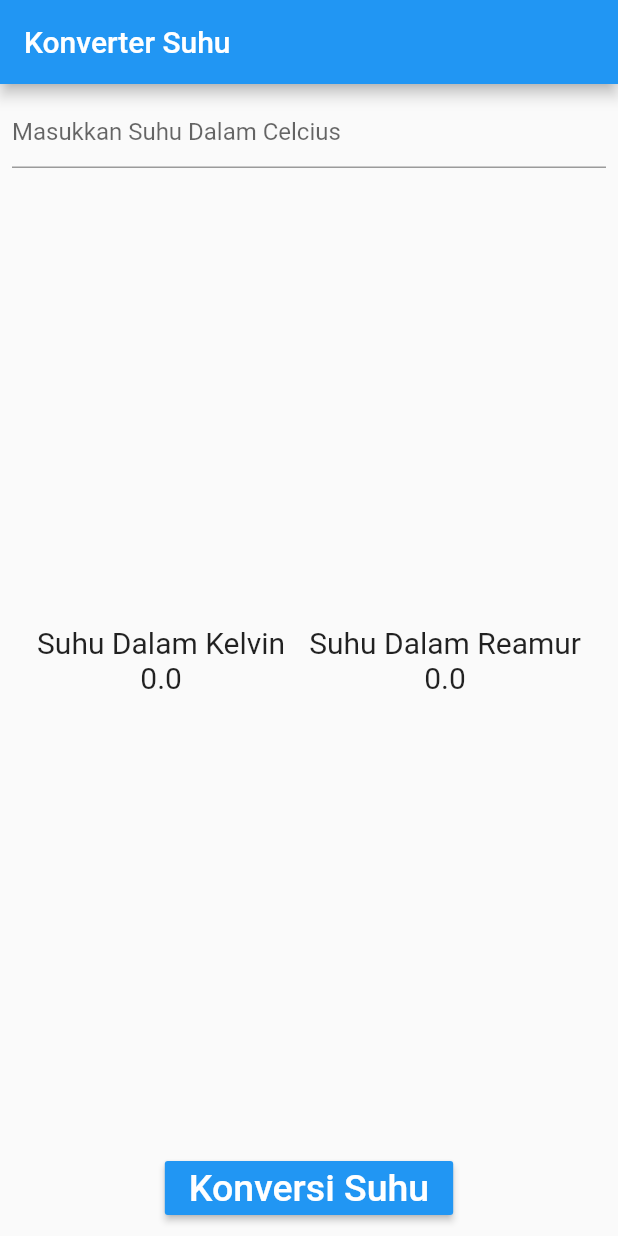
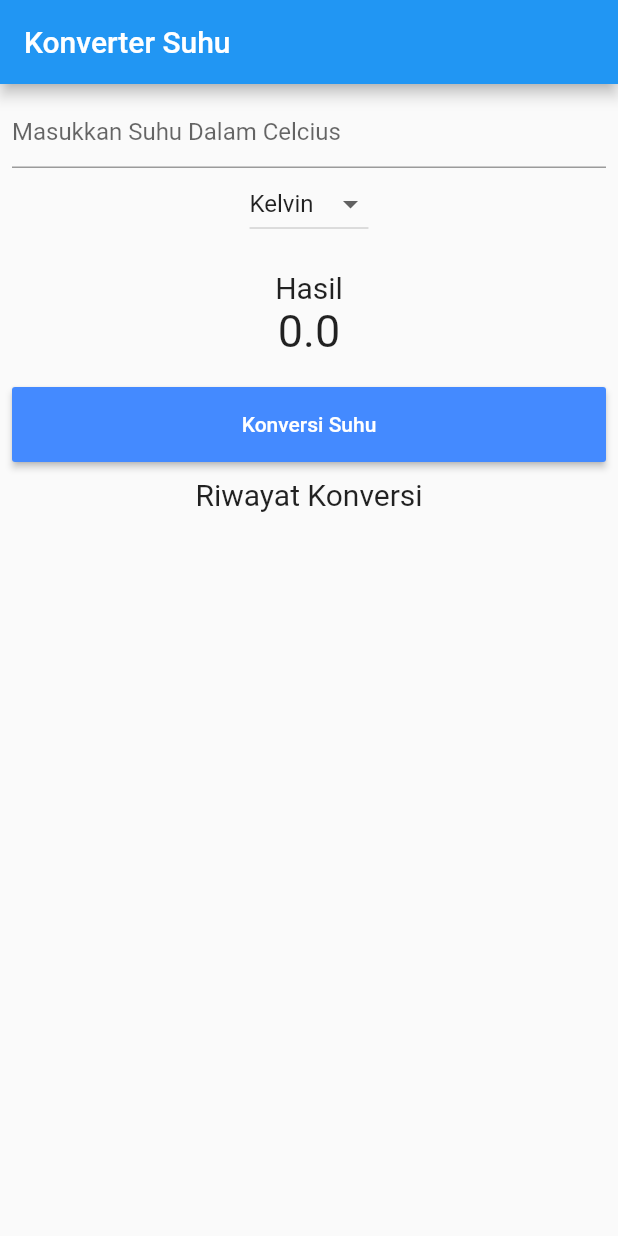
Before and after one commit to detafebbyariesta/jobsheet3, a Flutter app: the screen it shows after launch, after a tap on "Konversi Suhu", on a phone screen of 412 x 824 dp. Run offline on Flutter 3.47's test engine with Material 2 defaults, Android fonts, the phone set to English and light mode, and no system bars.

Commit message:
tugas jobsheet4

```diff
--- /dev/null
+++ b/lib/Convert.dart
@@ -0,0 +1,24 @@
+import 'package:flutter/material.dart';
+
+class Convert extends StatelessWidget {
+  const Convert({
+    Key key, @required this.convertHandler,
+  }) : super(key: key);
+
+  final Function convertHandler;
+
+  @override
+  Widget build(BuildContext context) {
+    return Container(
+      width: double.infinity,
+      height: 50,
+      // ignore: deprecated_member_use
+      child: RaisedButton(
+        onPressed: convertHandler,
+        color: Colors.blueAccent,
+        textColor: Colors.white,
+        child: Text("Konversi Suhu"),
+      ),
+    );
+  }
+}
--- /dev/null
+++ b/lib/Input.dart
@@ -0,0 +1,25 @@
+import 'package:flutter/material.dart';
+import 'package:flutter/services.dart';
+
+class Input extends StatelessWidget {
+  const Input({
+    Key key,
+    @required this.inputController,
+  }) : super(key: key);
+
+  final TextEditingController inputController;
+
+  @override
+  Widget build(BuildContext context) {
+    return TextFormField(
+      controller: inputController,
+      decoration:
+      InputDecoration(
+      hintText: 'Masukkan Suhu Dalam Celcius'),
+       inputFormatters: <TextInputFormatter>[
+         FilteringTextInputFormatter.allow(RegExp(r'[0-9+\.]'))
+       ],
+      keyboardType: TextInputType.numberWithOptions(
+        decimal: true, signed: false));
+  }
+}
--- /dev/null
+++ b/lib/Result.dart
@@ -0,0 +1,29 @@
+import 'package:flutter/material.dart';
+
+class Result extends StatelessWidget {
+  const Result({
+    Key key,
+    @required this.result,
+  }) : super(key: key);
+  final double result;
+  @override
+  Widget build(BuildContext context) {
+    return Container(
+      margin: EdgeInsets.only(top: 20, bottom: 20),
+      child: Column(
+        mainAxisAlignment: MainAxisAlignment.center,
+        children: [
+          Text(
+            "Hasil",
+            style: TextStyle(fontSize: 20),
+          ),
+          Text(
+            result.toStringAsFixed(1),
+            style: TextStyle(fontSize: 30),
+          )
+        ],
+      ),
+    );
+// );
+  }
+}
--- /dev/null
+++ b/lib/Riwayat.dart
@@ -0,0 +1,23 @@
+import 'package:flutter/material.dart';
+
+class Riwayat extends StatelessWidget {
+  const Riwayat({
+    Key key,
+    @required this.listViewItem,
+  }) : super(key: key);
+
+  final List<String> listViewItem;
+
+  @override
+  Widget build(BuildContext context) {
+    return ListView(
+        children: listViewItem.map((String value) {
+      return Container(
+          margin: EdgeInsets.all(10),
+          child: Text(
+            value,
+            style: TextStyle(fontSize: 15),
+          ));
+    }).toList());
+  }
+}
--- a/lib/main.dart
+++ b/lib/main.dart
@@ -1,30 +1,41 @@
 import 'package:flutter/material.dart';
-import 'package:flutter/services.dart';
+import 'Input.dart';
+import 'Convert.dart';
+import 'Result.dart';
+import 'Riwayat.dart';
 
 void main() {
   runApp(MyApp());
 }
 
 class MyApp extends StatefulWidget {
-  // This widget is the root of your application.
   @override
   _MyAppState createState() => _MyAppState();
 }
 
 class _MyAppState extends State<MyApp> {
+  //controller
+  List<String> listViewItem = List<String>();
+  String _newValue = "Kelvin";
+  double _result = 0;
   double _inputUser = 0;
   double _kelvin = 0;
   double _reamur = 0;
-  final inputController = TextEditingController();
+  TextEditingController inputController = new TextEditingController();
+  var listItem = ["Kelvin", "Reamur"];
 
-  void perhitunganSuhu(){
+  void perhitunganSuhu() {
     setState(() {
       _inputUser = double.parse(inputController.text);
-      _kelvin = _inputUser + 273;
-      _reamur = (4/5) * _inputUser;
+      if (_newValue == "Kelvin")
+        _result = _inputUser + 273;
+      else
+        _result = (4 / 5) * _inputUser;
+      listViewItem.add("$_newValue : $_result");
     });
   }
 
+  // This widget is the root of your application.
   @override
   Widget build(BuildContext context) {
     return MaterialApp(
@@ -41,144 +52,39 @@ class _MyAppState extends State<MyApp> {
             margin: EdgeInsets.all(8),
             child: Column(
               children: [
-              TextFormField(
-                controller: inputController,
-                decoration:
-                InputDecoration(
-                hintText: 'Masukkan Suhu Dalam Celcius'),
-                 inputFormatters: <TextInputFormatter>[
-                   FilteringTextInputFormatter.allow(RegExp(r'[0-9+\.]'))
-                 ],
-                keyboardType: TextInputType.numberWithOptions(
-                  decimal: true, signed: false)),
-              Expanded(
-                child: Row(
-                  mainAxisAlignment: MainAxisAlignment.center,
-                  children: [
-                    Container(
-                      child: Column(
-                        mainAxisAlignment: MainAxisAlignment.center,
-                        children: [
-                          Text("Suhu Dalam Kelvin", style: TextStyle(fontSize: 20)),
-                          Text("$_kelvin", style: TextStyle(fontSize: 20)),
-                        ],),
-                        margin: EdgeInsets.all(8),
+                Input(inputController: inputController),
+                DropdownButton<String>(
+                  items: listItem.map((String value) {
+                    return DropdownMenuItem<String>(
+                      value: value,
+                      child: Text(value),
+                    );
+                  }).toList(),
+                  value: _newValue,
+                  onChanged: (String changeValue) {
+                    setState(() {
+                      _newValue = changeValue;
+                      perhitunganSuhu();
+                    });
+                  },
+                ),
+                Result(result: _result),
+                Convert(
+                  convertHandler: perhitunganSuhu,
                 ),
                 Container(
-                      child: Column(
-                        mainAxisAlignment: MainAxisAlignment.center,
-                        children: [
-                          Text("Suhu Dalam Reamur", style: TextStyle(fontSize: 20)),
-                          Text("$_reamur", style: TextStyle(fontSize: 20)),
-                        ],),
-                        margin: EdgeInsets.all(8),
+                  margin: EdgeInsets.only(top: 10, bottom: 10),
+                  child: Text(
+                    "Riwayat Konversi",
+                    style: TextStyle(fontSize: 20),
                   ),
-
-                  ],)
                 ),
-                  RaisedButton(
-                    onPressed:(){
-                      setState(() {
-                        _inputUser = double.parse(inputController.text);
-                        _kelvin = _inputUser + 273;
-                        _reamur = (4/5) * _inputUser;
-                      });
-                    },
-                    color: Colors.blue,
-                    textColor: Colors.white,
-                    child:
-                        const Text('Konversi Suhu',
-                        style: TextStyle(fontSize: 25)),
+                Expanded(
+                  child: Riwayat(listViewItem: listViewItem),
                 ),
               ],
             ),
           ),
-        )
-      );
+        ));
   }
 }
-
-class MyHomePage extends StatefulWidget {
-  MyHomePage({Key key, this.title}) : super(key: key);
-
-  // This widget is the home page of your application. It is stateful, meaning
-  // that it has a State object (defined below) that contains fields that affect
-  // how it looks.
-
-  // This class is the configuration for the state. It holds the values (in this
-  // case the title) provided by the parent (in this case the App widget) and
-  // used by the build method of the State. Fields in a Widget subclass are
-  // always marked "final".
-
-  final String title;
-
-  @override
-  _MyHomePageState createState() => _MyHomePageState();
-}
-
-class _MyHomePageState extends State<MyHomePage> {
-  int _counter = 0;
-
-  void _incrementCounter() {
-    setState(() {
-      // This call to setState tells the Flutter framework that something has
-      // changed in this State, which causes it to rerun the build method below
-      // so that the display can reflect the updated values. If we changed
-      // _counter without calling setState(), then the build method would not be
-      // called again, and so nothing would appear to happen.
-      _counter++;
-    });
-  }
-
-  @override
-  Widget build(BuildContext context) {
-    // This method is rerun every time setState is called, for instance as done
-    // by the _incrementCounter method above.
-    //
-    // The Flutter framework has been optimized to make rerunning build methods
-    // fast, so that you can just rebuild anything that needs updating rather
-    // than having to individually change instances of widgets.
-    return Scaffold(
-      appBar: AppBar(
-        // Here we take the value from the MyHomePage object that was created by
-        // the App.build method, and use it to set our appbar title.
-        title: Text(widget.title),
-      ),
-      body: Center(
-        // Center is a layout widget. It takes a single child and positions it
-        // in the middle of the parent.
-        child: Column(
-          // Column is also a layout widget. It takes a list of children and
-          // arranges them vertically. By default, it sizes itself to fit its
-          // children horizontally, and tries to be as tall as its parent.
-          //
-          // Invoke "debug painting" (press "p" in the console, choose the
-          // "Toggle Debug Paint" action from the Flutter Inspector in Android
-          // Studio, or the "Toggle Debug Paint" command in Visual Studio Code)
-          // to see the wireframe for each widget.
-          //
-          // Column has various properties to control how it sizes itself and
-          // how it positions its children. Here we use mainAxisAlignment to
-          // center the children vertically; the main axis here is the vertical
-          // axis because Columns are vertical (the cross axis would be
-          // horizontal).
-          mainAxisAlignment: MainAxisAlignment.center,
-          children: <Widget>[
-            Text(
-              'You have pushed the button this many times:',
-            ),
-            Text(
-              '$_counter',
-              style: Theme.of(context).textTheme.headline4,
-            ),
-          ],
-        ),
-      ),
-      floatingActionButton: FloatingActionButton(
-        onPressed: _incrementCounter,
-        tooltip: 'Increment',
-        child: Icon(Icons.add),
-      ), // This trailing comma makes auto-formatting nicer for build methods.
-    );
-  }
-}
```
Also changed, not shown: lib/main copy.dart (deleted, +0 -295 lines). Lines whose indentation alone changed are shown as unchanged.
